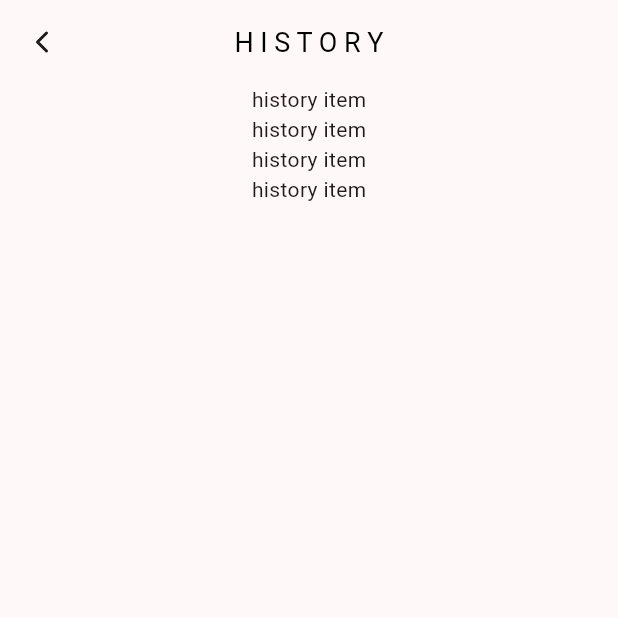
After one commit to matheoleger/matedoro-flutter, a Flutter app: the screen it shows after launch, after a tap on an icon or button, on a phone screen of 412 x 824 dp, the top half of it. The commit adds this screen. Run offline on Flutter 3.47's test engine with Material 3 defaults, Android fonts, the phone set to English and light mode, and no system bars; our stand-ins replace awesome_notifications, dotted_border, flutter_svg, lucide_icons_flutter, sqflite; accounts and stored records are empty.

Commit message:
wip(history): create navigation + new page + first model and db service sqlite

```diff
--- /dev/null
+++ b/lib/pages/history.dart
@@ -0,0 +1,37 @@
+import 'package:flutter/material.dart';
+import 'package:lucide_icons_flutter/lucide_icons.dart';
+import 'package:matedoro_flutter/widgets/history/history_item.dart';
+
+class HistoryPage extends StatefulWidget {
+  const HistoryPage({super.key});
+
+  @override
+  State<HistoryPage> createState() => _HistoryPageState();
+}
+
+class _HistoryPageState extends State<HistoryPage> {
+
+  @override
+  Widget build(BuildContext context) {
+
+    return Scaffold(
+      appBar: AppBar(
+        title: Text("H I S T O R Y"),
+        titleTextStyle: TextStyle(fontSize: 18, color: Colors.black),
+        centerTitle: true,
+        leading: IconButton(
+          icon: Icon(LucideIcons.chevronLeft),
+          onPressed: () => Navigator.pop(context)
+        ),
+      ),
+      body: SingleChildScrollView(
+        child: Center(child: Column(children: [
+          HistoryItem(),
+          HistoryItem(),
+          HistoryItem(),
+          HistoryItem(),
+        ],)),
+      ),
+    );
+  }
+}
--- /dev/null
+++ b/lib/pages/home.dart
@@ -0,0 +1,98 @@
+import 'package:awesome_notifications/awesome_notifications.dart';
+import 'package:flutter/material.dart';
+import 'package:lucide_icons_flutter/lucide_icons.dart';
+import 'package:matedoro_flutter/pages/history.dart';
+import 'package:matedoro_flutter/providers/pomodoro.provider.dart';
+import 'package:matedoro_flutter/widgets/choose_session_time_modal.dart';
+import 'package:matedoro_flutter/widgets/pomodoro.dart';
+import 'package:provider/provider.dart';
+
+class MyHomePage extends StatefulWidget {
+  const MyHomePage({super.key});
+
+  @override
+  State<MyHomePage> createState() => _MyHomePageState();
+}
+
+class _MyHomePageState extends State<MyHomePage> {
+
+  @override
+  void initState() {
+    AwesomeNotifications().isNotificationAllowed().then((isAllowed) => {
+      if(!isAllowed) {
+        AwesomeNotifications().requestPermissionToSendNotifications()
+      }
+    });
+    super.initState();
+  }
+
+  onPlayButton(PomodoroProvider pomodoroProvider) {
+    if (!pomodoroProvider.isRunning) {
+      pomodoroProvider.play();
+    } else {
+      pomodoroProvider.pause();
+    }
+  }
+
+  // onNewButton(PomodoroProvider pomodoroProvider) {
+  //   pomodoroProvider.startNewPomodoroSession();
+  //   // pomodoroProvider.startTimer();
+  // }
+
+  @override
+  Widget build(BuildContext context) {
+    // final timerProvider = Provider.of<TimerProvider>(context);
+    final pomodoroProvider = Provider.of<PomodoroProvider>(context);
+    return Scaffold(
+      appBar: AppBar(
+        // backgroundColor: Color.fromARGB(232, 234, 57, 57),
+        leading: IconButton(
+          icon: Icon(LucideIcons.history),
+          onPressed: () {
+            Navigator.push(context, MaterialPageRoute(builder: (context) {
+              return const HistoryPage();
+          }));
+          },
+        ),
+      ),
+      body: Center(
+          // Center is a layout widget. It takes a single child and positions it
+          // in the middle of the parent.
+          child: Column(
+        mainAxisAlignment: MainAxisAlignment.center,
+        children: [
+          Pomodoro(),
+          SizedBox(height: 20),
+          OutlinedButton(
+              style: ButtonStyle(
+                  shape: WidgetStateProperty.all<RoundedRectangleBorder>(
+                      RoundedRectangleBorder(
+                          borderRadius: BorderRadius.all(Radius.circular(15)),
+                          side: BorderSide(
+                              color: const Color.fromARGB(255, 255, 0, 0)
+                                  .withOpacity(1),
+                              width: 10))),
+                  // side: WidgetStateProperty.all<BorderSide>(BorderSide(color: Colors.white.withOpacity(0))),
+                  padding:
+                      WidgetStateProperty.all<EdgeInsets>(EdgeInsets.all(20)),
+                  backgroundColor: WidgetStateProperty.all<Color>(
+                      const Color.fromARGB(255, 255, 255, 255)
+                          .withOpacity(0.5))),
+              onPressed: () => onPlayButton(pomodoroProvider),
+              child: Icon(pomodoroProvider.isRunning ? LucideIcons.pause : LucideIcons.play, color: Colors.black,))
+        ],
+      )),
+      floatingActionButton: FloatingActionButton(
+        onPressed: () => showModalBottomSheet<void>(
+              context: context,
+              builder: (BuildContext context) {
+                return ChooseSessionTimeModal();
+              }),
+        backgroundColor: Color.fromARGB(255, 255, 255, 255),
+        tooltip: 'Increment',
+        child: const Icon(LucideIcons.plus),
+      ), // This trailing comma makes auto-formatting nicer for build methods.
+
+    );
+  }
+}
--- /dev/null
+++ b/lib/services/database_service.dart
@@ -0,0 +1,129 @@
+import 'package:flutter/material.dart';
+import 'package:matedoro_flutter/models/pomodoro_session.dart';
+import 'package:matedoro_flutter/models/work_session.dart';
+import 'package:path/path.dart';
+import 'package:sqflite/sqflite.dart';
+import 'package:uuid/uuid.dart';
+import 'package:uuid/v4.dart';
+
+// void main() async {
+//   WidgetsFlutterBinding.ensureInitialized();
+//   // Open the database and store the reference.
+//   final database = openDatabase(
+//     // Set the path to the database. Note: Using the `join` function from the
+//     // `path` package is best practice to ensure the path is correctly
+//     // constructed for each platform.
+//     join(await getDatabasesPath(), 'matedoro.db'),
+//     // When the database is first created, create a table to store dogs.
+//     onCreate: (db, version) {
+//       // Run the CREATE TABLE statement on the database.
+//       return db.execute(
+//         '''
+//           CREATE TABLE "PomodoroSession"(
+//             "id" UUID NOT NULL,
+//             "work_session" UUID NOT NULL,
+//             "pomodori_count" BIGINT NOT NULL,
+//             "focus_time" BIGINT NOT NULL,
+//             "break_time" BIGINT NOT NULL
+//           );
+//           ALTER TABLE
+//             "PomodoroSession" ADD PRIMARY KEY("id");
+//           CREATE TABLE "WorkSession"(
+//             "id" UUID NOT NULL,
+//             "date" TIMESTAMP(0) WITHOUT TIME ZONE NOT NULL,
+//             "total_focus_time" BIGINT NOT NULL
+//           );
+//           ALTER TABLE
+//             "WorkSession" ADD PRIMARY KEY("id");
+//           ALTER TABLE
+//             "PomodoroSession" ADD CONSTRAINT "pomodorosession_work_session_foreign" FOREIGN KEY("work_session") REFERENCES "WorkSession"("id");
+//         ''',
+//       );
+//     },
+//     // Set the version. This executes the onCreate function and provides a
+//     // path to perform database upgrades and downgrades.
+//     version: 1,
+//   );
+
+
+// }
+
+class DatabaseService {
+  late Database _database;
+
+  Uuid uuid = Uuid();
+
+  DatabaseService() {
+    initialise();
+  }
+
+  Future initialise() async {
+    _database = await openDatabase(
+    // Set the path to the database. Note: Using the `join` function from the
+    // `path` package is best practice to ensure the path is correctly
+    // constructed for each platform.
+    join(await getDatabasesPath(), 'matedoro.db'),
+    // When the database is first created, create a table to store dogs.
+    onCreate: (db, version) {
+      // Run the CREATE TABLE statement on the database.
+      return db.execute(
+        '''
+          CREATE TABLE "PomodoroSession"(
+            "id" UUID NOT NULL,
+            "work_session" UUID NOT NULL,
+            "pomodori_count" BIGINT NOT NULL,
+            "focus_time" BIGINT NOT NULL,
+            "break_time" BIGINT NOT NULL
+          );
+          ALTER TABLE
+            "PomodoroSession" ADD PRIMARY KEY("id");
+          CREATE TABLE "WorkSession"(
+            "id" UUID NOT NULL,
+            "date" TIMESTAMP(0) WITHOUT TIME ZONE NOT NULL,
+            "total_focus_time" BIGINT NOT NULL
+          );
+          ALTER TABLE
+            "WorkSession" ADD PRIMARY KEY("id");
+          ALTER TABLE
+            "PomodoroSession" ADD CONSTRAINT "pomodorosession_work_session_foreign" FOREIGN KEY("work_session") REFERENCES "WorkSession"("id");
+        ''',
+      );
+    },
+    // Set the version. This executes the onCreate function and provides a
+    // path to perform database upgrades and downgrades.
+    version: 1,
+  );
+  }
+
+  WorkSession createWorkSession() {
+    WorkSession workSession = WorkSession(
+      id: uuid.v4(),
+      date: DateTime.now().millisecondsSinceEpoch,
+      totalFocusTime: 0
+    );
+
+    _database.insert(
+      'WorkSession',
+      workSession.toMap(),
+    );
+
+    return workSession;
+  }
+
+  PomodoroSession createPomodoroSession(WorkSession workSession) {
+    PomodoroSession pomodoroSession = PomodoroSession(
+      id: uuid.v4(),
+      workSessionId: workSession.id,
+      pomodoriCount: 1,
+      focusTime: 0,
+      breakTime: 0
+    );
+
+    _database.insert(
+      'PomodoroSession',
+      pomodoroSession.toMap(),
+    );
+
+    return pomodoroSession;
+  }
+}
--- a/lib/widgets/choose_session_time_modal.dart
+++ b/lib/widgets/choose_session_time_modal.dart
@@ -10,7 +10,7 @@ class ChooseSessionTimeModal extends StatelessWidget {
     final pomodoroProvider = Provider.of<PomodoroProvider>(context);
 
     onChooseCycle(CycleType cycleType) {
-      pomodoroProvider.startNewPomodoroSession(cycleType);
+      pomodoroProvider.startNewWorkSession(cycleType);
       Navigator.pop(context);
     }
 
--- /dev/null
+++ b/lib/widgets/history/history_item.dart
@@ -0,0 +1,10 @@
+import 'package:flutter/material.dart';
+
+class HistoryItem extends StatelessWidget{
+  @override
+  Widget build(BuildContext context) {
+    return Center(
+      child: Text("history item"),
+    );
+  }
+}
--- a/pubspec.yaml
+++ b/pubspec.yaml
@@ -46,6 +46,9 @@ dependencies:
 
   # Awesome plugins for remote push notifications
   awesome_notifications_fcm: ^0.10.0 # This version is managed by core plugin
+  sqflite: ^2.4.0
+  path: ^1.9.0
+  uuid: ^4.5.1
 
 dev_dependencies:
   flutter_test:
```
Also changed, not shown: lib/main.dart (+74 -72 lines), lib/models/pomodoro_session.dart (added, +25 -0 lines), lib/models/work_session.dart (added, +24 -0 lines), lib/providers/pomodoro.provider.dart (+9 -2 lines), pubspec.lock, 1 other file.
